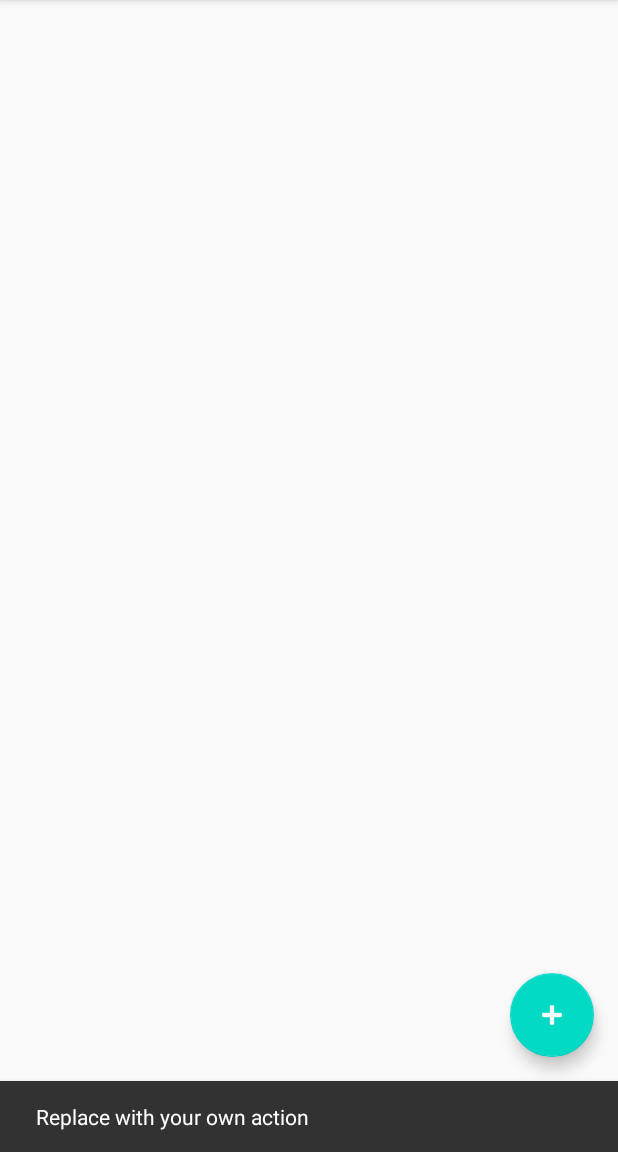
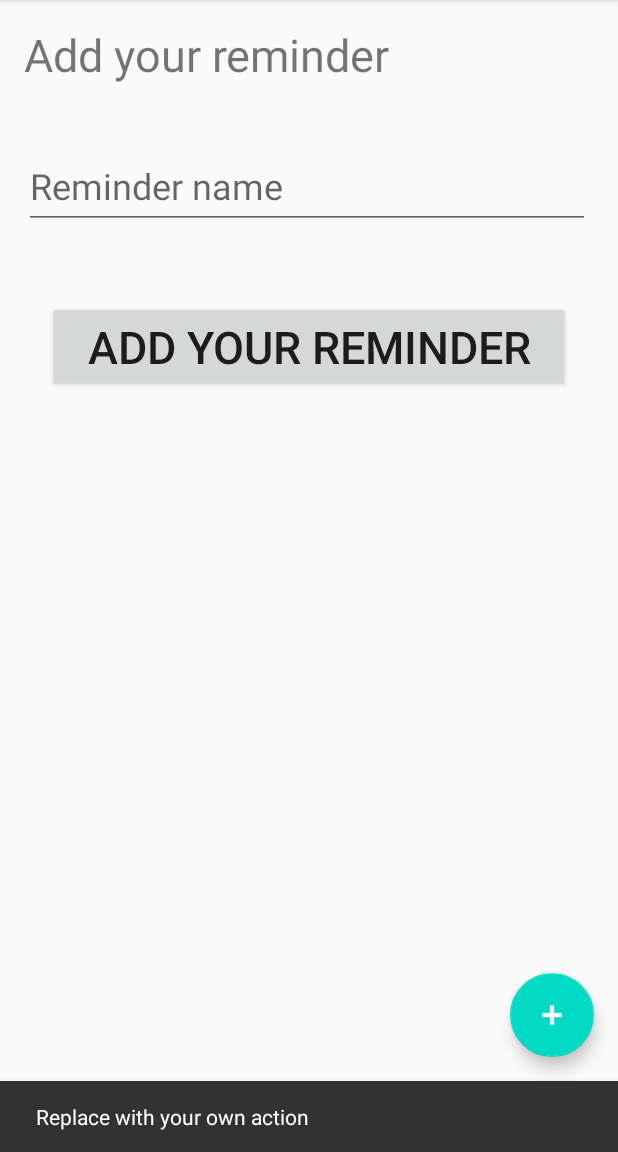
Before and after one commit to mennolp098/Android-Example-3, an Android app: the AddReminderFragment screen opened through its navigation route, after a tap on an icon or button, on a phone screen of 412 x 824 dp, the part 84-1236 px from its top. Run offline under Robolectric (Android 15) with nearby library versions, the phone set to English and light mode, and no system bars.

Commit message:
Changed fragment layouts, added reminder card

```diff
--- a/app/src/main/res/layout/add_reminder_fragment.xml
+++ b/app/src/main/res/layout/add_reminder_fragment.xml
@@ -4,4 +4,43 @@
     xmlns:tools="http://schemas.android.com/tools"
     android:layout_width="match_parent"
     android:layout_height="match_parent"
-    tools:context=".AddReminderFragment"/>
+    tools:context=".AddReminderFragment">
+
+    <TextView
+        android:id="@+id/textView"
+        android:layout_width="0dp"
+        android:layout_height="wrap_content"
+        android:padding="16dp"
+        android:text="@string/add_your_reminder"
+        android:textSize="30sp"
+        app:layout_constraintEnd_toEndOf="parent"
+        app:layout_constraintStart_toStartOf="parent"
+        app:layout_constraintTop_toTopOf="parent" />
+
+    <com.google.android.material.textfield.TextInputLayout
+        android:id="@+id/textInputLayout"
+        android:layout_width="409dp"
+        android:layout_height="wrap_content"
+        android:padding="16dp"
+        app:layout_constraintStart_toStartOf="parent"
+        app:layout_constraintTop_toBottomOf="@+id/textView">
+
+        <com.google.android.material.textfield.TextInputEditText
+            android:id="@+id/etReminderName"
+            android:layout_width="match_parent"
+            android:layout_height="wrap_content"
+            android:hint="@string/reminder_name"
+            android:textSize="24sp" />
+    </com.google.android.material.textfield.TextInputLayout>
+
+    <Button
+        android:id="@+id/btnAddReminder"
+        android:layout_width="0dp"
+        android:layout_height="wrap_content"
+        android:layout_margin="32dp"
+        android:text="@string/add_your_reminder"
+        android:textSize="30sp"
+        app:layout_constraintEnd_toEndOf="parent"
+        app:layout_constraintStart_toStartOf="parent"
+        app:layout_constraintTop_toBottomOf="@+id/textInputLayout" />
+</androidx.constraintlayout.widget.ConstraintLayout>
```
Also changed, not shown: app/src/main/res/layout/item_reminder.xml (added, +19 -0 lines), app/src/main/res/layout/reminders_fragment.xml (+34 -1 lines).
